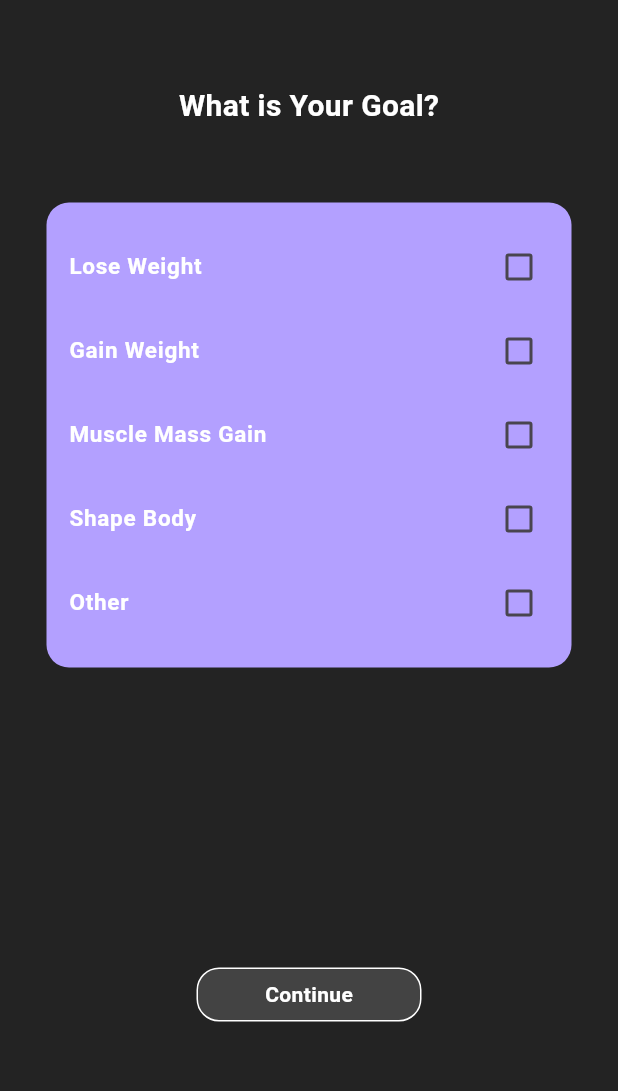
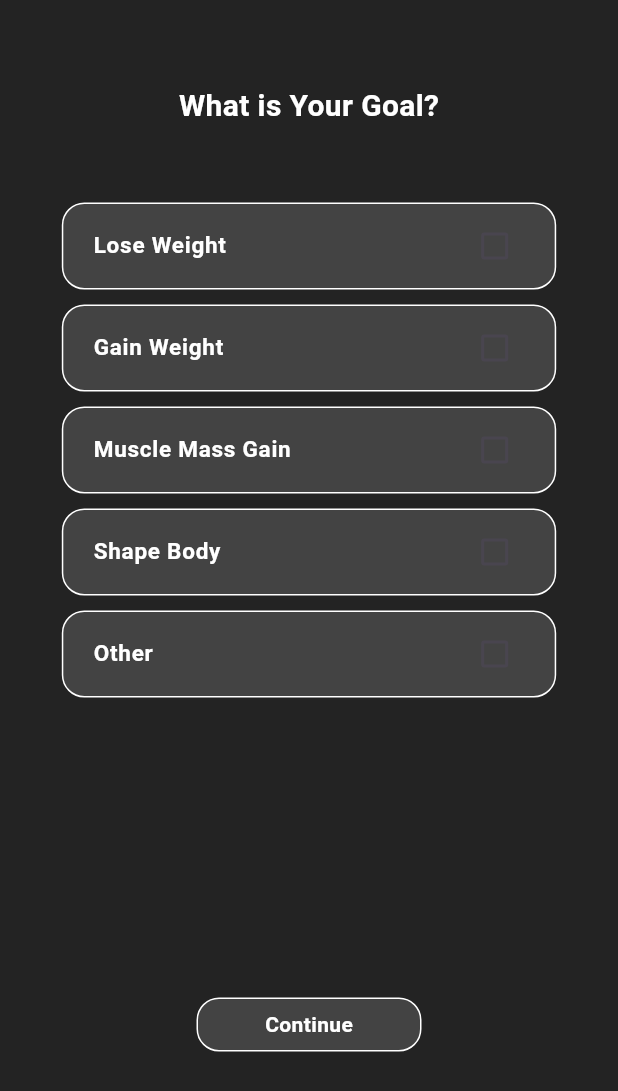
Before and after one commit to dbeum/fitbody, a Flutter app: the Setup6 screen opened directly, on a phone screen of 412 x 824 dp. Shown: the top 1091 px of the screen. Run offline on Flutter 3.47's test engine with Material 3 defaults, Android fonts, the light colour scheme and no system bars; our stand-ins replace cloud_firestore, firebase_auth, firebase_core, google_fonts, image_picker, intro_slider; missing offline and left inert: numeric_selector; accounts and stored records are empty; network calls fail.

Commit message:
setup done

```diff
--- a/lib/register.dart
+++ b/lib/register.dart
@@ -196,6 +196,9 @@ class _RegisterState extends State<Register> {
                                     'age': null,
                                     'weight': null,
                                     'height': null,
+                                    'fullname': null,
+                                    'nickname': null,
+                                    "profileImage": null,
                                   });
 
                               print(
--- a/lib/setup6.dart
+++ b/lib/setup6.dart
@@ -2,6 +2,7 @@ import 'package:cloud_firestore/cloud_firestore.dart';
 import 'package:firebase_auth/firebase_auth.dart';
 import 'package:fitbody/setup2.dart';
 import 'package:fitbody/setup5.dart';
+import 'package:fitbody/setup7.dart';
 import 'package:flutter/material.dart';
 
 class Setup6 extends StatefulWidget {
@@ -35,17 +36,19 @@ class _Setup6State extends State<Setup6> {
             ),
           ),
           SizedBox(height: 50),
-          Container(
-            width: 350,
-            padding: EdgeInsets.all(15),
-            decoration: BoxDecoration(
-              color: Color.fromARGB(255, 179, 160, 255),
-              borderRadius: BorderRadius.all(Radius.circular(15)),
-            ),
-            child: Column(
-              children: [
-                CheckboxListTile(
+          Column(
+            children: [
+              Container(
+                width: MediaQuery.of(context).size.height * 0.4,
+                padding: EdgeInsets.only(right: 20, left: 20),
+                decoration: BoxDecoration(
+                  color: const Color.fromARGB(37, 255, 255, 255),
+                  borderRadius: BorderRadius.all(Radius.circular(15)),
+                  border: Border.all(width: 1, color: Colors.white),
+                ),
+                child: CheckboxListTile(
                   value: checkbox,
+
                   key: Key('checkbox1'),
                   onChanged: (value) {
                     setState(() {
@@ -66,8 +69,17 @@ class _Setup6State extends State<Setup6> {
                   contentPadding: EdgeInsets.zero,
                   tileColor: Colors.transparent,
                 ),
-
-                CheckboxListTile(
+              ),
+              SizedBox(height: 10),
+              Container(
+                width: MediaQuery.of(context).size.height * 0.4,
+                padding: EdgeInsets.only(right: 20, left: 20),
+                decoration: BoxDecoration(
+                  color: const Color.fromARGB(37, 255, 255, 255),
+                  borderRadius: BorderRadius.all(Radius.circular(15)),
+                  border: Border.all(width: 1, color: Colors.white),
+                ),
+                child: CheckboxListTile(
                   value: checkbox2,
                   key: Key('checkbox2'),
                   onChanged: (value) {
@@ -89,7 +101,17 @@ class _Setup6State extends State<Setup6> {
                   contentPadding: EdgeInsets.zero,
                   tileColor: Colors.transparent,
                 ),
-                CheckboxListTile(
+              ),
+              SizedBox(height: 10),
+              Container(
+                width: MediaQuery.of(context).size.height * 0.4,
+                padding: EdgeInsets.only(right: 20, left: 20),
+                decoration: BoxDecoration(
+                  color: const Color.fromARGB(37, 255, 255, 255),
+                  borderRadius: BorderRadius.all(Radius.circular(15)),
+                  border: Border.all(width: 1, color: Colors.white),
+                ),
+                child: CheckboxListTile(
                   value: checkbox3,
                   key: Key('checkbox3'),
                   onChanged: (value) {
@@ -111,7 +133,17 @@ class _Setup6State extends State<Setup6> {
                   contentPadding: EdgeInsets.zero,
                   tileColor: Colors.transparent,
                 ),
-                CheckboxListTile(
+              ),
+              SizedBox(height: 10),
+              Container(
+                width: MediaQuery.of(context).size.height * 0.4,
+                padding: EdgeInsets.only(right: 20, left: 20),
+                decoration: BoxDecoration(
+                  color: const Color.fromARGB(37, 255, 255, 255),
+                  borderRadius: BorderRadius.all(Radius.circular(15)),
+                  border: Border.all(width: 1, color: Colors.white),
+                ),
+                child: CheckboxListTile(
                   value: checkbox4,
                   key: Key('checkbox4'),
                   onChanged: (value) {
@@ -133,7 +165,17 @@ class _Setup6State extends State<Setup6> {
                   contentPadding: EdgeInsets.zero,
                   tileColor: Colors.transparent,
                 ),
-                CheckboxListTile(
+              ),
+              SizedBox(height: 10),
+              Container(
+                width: MediaQuery.of(context).size.height * 0.4,
+                padding: EdgeInsets.only(right: 20, left: 20),
+                decoration: BoxDecoration(
+                  color: const Color.fromARGB(37, 255, 255, 255),
+                  borderRadius: BorderRadius.all(Radius.circular(15)),
+                  border: Border.all(width: 1, color: Colors.white),
+                ),
+                child: CheckboxListTile(
                   value: checkbox5,
                   key: Key('checkbox5'),
                   onChanged: (value) {
@@ -151,13 +193,15 @@ class _Setup6State extends State<Setup6> {
                   ),
                   activeColor: Color.fromARGB(255, 226, 241, 99),
                   checkColor: Colors.white,
+
                   controlAffinity: ListTileControlAffinity.trailing,
                   contentPadding: EdgeInsets.zero,
                   tileColor: Colors.transparent,
                 ),
-              ],
-            ),
+              ),
+            ],
           ),
+
           SizedBox(height: 200),
           GestureDetector(
             onTap: () async {
@@ -168,11 +212,11 @@ class _Setup6State extends State<Setup6> {
               //       .doc(user.uid)
               //       .set({"height": selectedHeight}, SetOptions(merge: true));
 
-              //   Navigator.pushReplacement(
-              //     context,
-              //     MaterialPageRoute(builder: (context) => Setup6()),
-              //   );
-              // }
+              Navigator.pushReplacement(
+                context,
+                MaterialPageRoute(builder: (context) => Setup7()),
+              );
+              //   }
             },
             child: Container(
               height: 36,
--- a/pubspec.yaml
+++ b/pubspec.yaml
@@ -8,12 +8,14 @@ environment:
 
 dependencies:
   cloud_firestore: ^6.0.1
+  cloudinary: ^1.2.0
   firebase_auth: ^6.0.2
   firebase_core: ^4.1.0
   flutter:
     sdk: flutter
   flutter_native_splash: ^2.4.6
   google_fonts: ^6.3.1
+  image_picker: ^1.2.0
   intro_slider: ^4.2.5
   numeric_selector: ^0.0.3
   provider: ^6.1.5+1
```
Also changed, not shown: lib/amodel.dart (added, +10 -0 lines), lib/bio.dart (added, +240 -0 lines), lib/bmodel.dart (added, +10 -0 lines), lib/cloudinary.dart (added, +48 -0 lines), lib/imodel.dart (added, +10 -0 lines), lib/main.dart (+9 -1 lines), lib/setup7.dart (added, +177 -0 lines), pubspec.lock, 9 other files.
